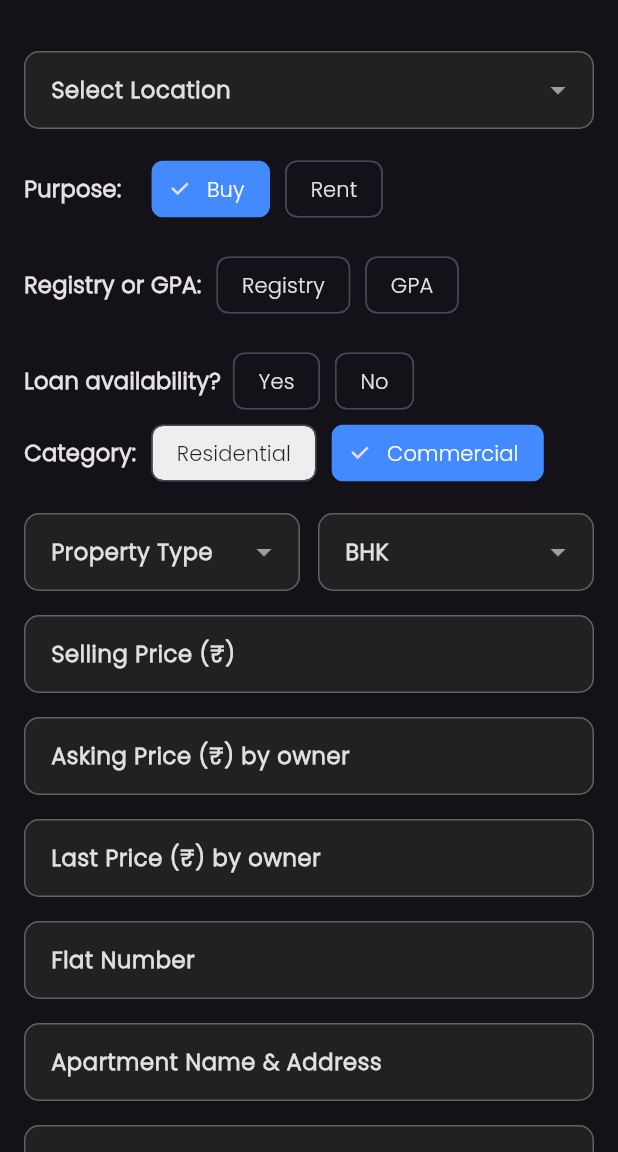
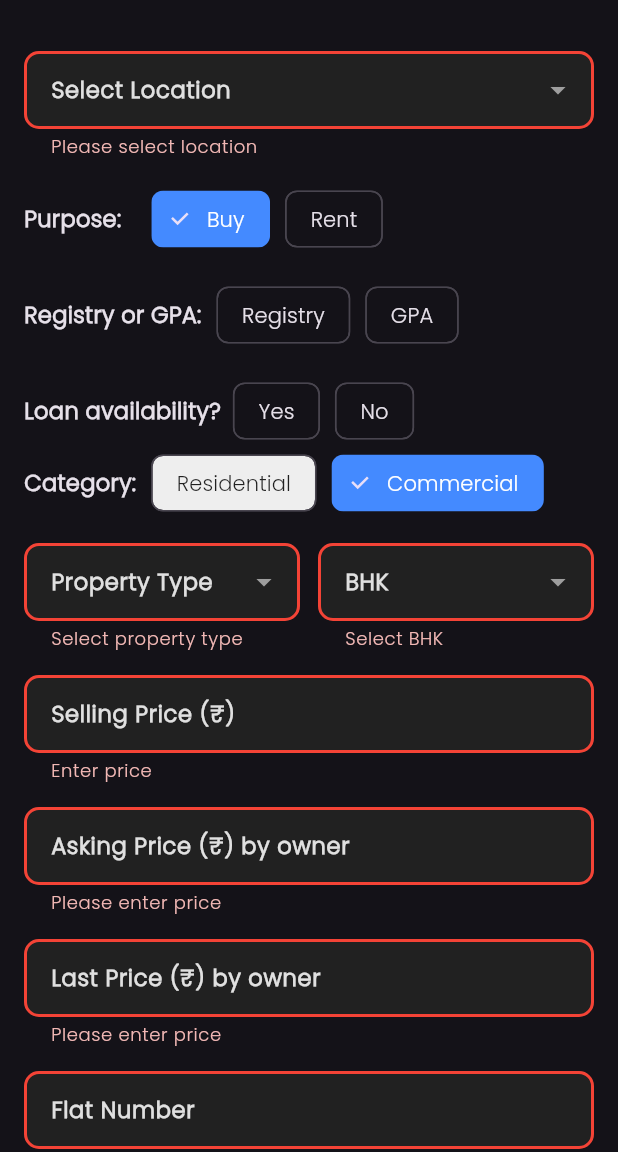
Before and after one commit to theverifyofficial-dev/The_verify_field, a Flutter app: the UpdateRealEstateProperty screen opened directly with empty values, after a tap on "Commercial", on a phone screen of 412 x 824 dp, the part 84-1236 px from its top. Run offline on Flutter 3.47's test engine with Material 3 defaults, Android fonts, the phone set to English and light mode, and no system bars; our stand-ins replace cached_network_image, carousel_slider, dio, firebase_core, firebase_messaging, flutter_image_compress and 18 more; missing offline and left inert: android_intent_plus, flutter_phone_direct_caller; accounts and stored records are empty; network calls fail; statements that could not run were skipped.

Commit message:
Gurdeep 28/Aug

```diff
--- a/lib/Home_Screen_click/Update_realEstate_form.dart
+++ b/lib/Home_Screen_click/Update_realEstate_form.dart
@@ -766,6 +766,7 @@
         padding: const EdgeInsets.only(left: 16, right: 16, top: 16),
         child: Form(
           key: _formKey,
+          autovalidateMode: AutovalidateMode.onUserInteraction,
           child: SingleChildScrollView(
             padding: const EdgeInsets.symmetric(vertical: 8),
 
@@ -1234,7 +1235,7 @@
                 // Price (normal input)
                 TextFormField(
                   controller: _priceController,
-                  keyboardType: TextInputType.number,
+                  keyboardType: TextInputType.name,
                   decoration: InputDecoration(
                     labelText: _buyOrRent == 'Buy'
                         ? "Selling Price (₹)"
@@ -1257,6 +1258,18 @@
                               ? Colors.grey.shade700
                               : Colors.grey.shade300),
                     ),
+                    focusColor: Colors.red,
+                    // 🔴 Border when validation fails
+                    errorBorder: OutlineInputBorder(
+                      borderRadius: BorderRadius.circular(10),
+                      borderSide: const BorderSide(color: Colors.red, width: 2),
+                    ),
+
+                    // 🔴 Border when validation fails & field is focused
+                    focusedErrorBorder: OutlineInputBorder(
+                      borderRadius: BorderRadius.circular(10),
+                      borderSide: const BorderSide(color: Colors.red, width: 2),
+                    ),
                     enabledBorder: OutlineInputBorder(
                       borderRadius: BorderRadius.circular(10),
                       borderSide: BorderSide(
@@ -1294,19 +1307,30 @@
                 // Asking Price
                 TextFormField(
                   controller: _askingPriceController,
-                  keyboardType: TextInputType.number,
+                  keyboardType: TextInputType.name,
                   decoration: _buildInputDecoration(
                       context, "Asking Price (₹) by owner"),
+                  validator: (value) {
+                    if (value == null || value.isEmpty) {
+                      return "Please enter price"; // <-- this triggers red border
+                    }
+                    return null;
+                  },
                 ),
                 const SizedBox(height: 16),
 
                 // Last Price
                 TextFormField(
                   controller: _lastPriceController,
-                  keyboardType: TextInputType.number,
+                  keyboardType: TextInputType.name,
                   decoration: _buildInputDecoration(
                       context, "Last Price (₹) by owner"),
-                ),
+                  validator: (value) {
+                    if (value == null || value.isEmpty) {
+                      return "Please enter price"; // <-- this triggers red border
+                    }
+                    return null;
+                  },  ),
                 const SizedBox(height: 16),
                 //flatNumber
                 TextFormField(
@@ -1315,7 +1339,7 @@
                   decoration: _buildInputDecoration(context, "Flat Number"),
                   validator: (val) =>
                   val == null || val.isEmpty
-                      ? "Enter number"
+                      ? "Enter Flat number"
                       : null,
                 ),
                 const SizedBox(height: 16),
@@ -1336,7 +1360,7 @@
                       context, "Apartment Name & Address"),
                   validator: (val) =>
                   val == null || val.isEmpty
-                      ? "Enter Apartment Name & Adress "
+                      ? "Enter Apartment Name & Address "
                       : null,
                 ),
                 const SizedBox(height: 16),
@@ -1350,7 +1374,7 @@
                   decoration: _buildInputDecoration(context, "Facility"),
                   validator: (val) =>
                   val == null || val.isEmpty
-                      ? "Enter Apartment Name"
+                      ? "Enter Facility"
                       : null,
                 ),
 
@@ -1396,19 +1420,15 @@
                             '8 Floor',
                             '9 Floor',
                             '10 Floor',
-                            ''
                           ],
                           onSelected: (val) {
                             setState(() {
-                                  _totalFloor = val;
-                                  _totalFloorController.text = val;
+                              _totalFloorController.text = val; // ✅ only use controller
                             });
                           },
                         ),
                         validator: (val) =>
-                        _totalFloor == null || _totalFloor!.isEmpty
-                            ? "Select total floor"
-                            : null,
+                        val == null || val.isEmpty ? "Select total floor" : null, // ✅ no _totalFloor check
                       ),
                     ),
 
@@ -1993,46 +2013,49 @@
                       child: _buildReadOnlyField(
                         label: "House Meter Type",
                         controller: TextEditingController(
-                            text: _houseMeter == 'Custom'
-                                ? 'Custom'
-                                : _houseMeter),
-                        onTap: () =>
-                            _showBottomSheet(
-                              options: ['Commercial','Govt', 'Custom',''],
+                          text: _houseMeter == 'Custom' ? 'Custom' : _houseMeter,
+                        ),
+                        onTap: () => _showBottomSheet(
+                          options: ['Commercial', 'Govt', 'Custom', ''],
                           onSelected: (val) {
                             setState(() {
                               _houseMeter = val;
                               if (val != 'Custom') {
-                                    _houseMeterController.text =
-                                        val; // assign directly
+                                _houseMeterController.text = val; // keep selected value
                               } else {
-                                    _houseMeterController
-                                        .clear(); // clear so user can type in custom input field
-                                  }
-                                });
-                              },
-                            ),
-                        validator: (val) =>
-                        (_houseMeterController.text.isEmpty)
-                            ? "Select house meter type"
-                            : null,
-                      ),
-                    ),
-                    // Custom input only when "Custom" is selected
+                                _houseMeterController.clear(); // allow typing new
+                              }
+                            });
+                          },
+                        ),
+                        // ✅ Show red only if nothing is selected
+                        validator: (val) {
+                          if ((_houseMeter ?? '').isEmpty) {
+                            return "Select house meter type";
+                          }
+                          return null; // no red if auto-filled
+                        },
+                      ),
+                    ),
                     if (_houseMeter == 'Custom') ...[
                       Expanded(
                         child: Padding(
                           padding: const EdgeInsets.only(left: 16.0),
                           child: TextFormField(
                             decoration: _buildInputDecoration(
-                                context, "Enter Custom House Meter Type"),
-                            onChanged: (val) =>
-                            _houseMeterController.text = val,
-                            // update same controller
-                            validator: (val) =>
-                            val == null || val.isEmpty
-                                ? "Enter custom meter type"
-                                : null,
+                              context,
+                              "Enter Custom House Meter Type",
+                            ),
+                            controller: _houseMeterController,
+                            onChanged: (val) => _houseMeterController.text = val,
+                            // ✅ Red only if user selects Custom but leaves it blank
+                            validator: (val) {
+                              if (_houseMeter == 'Custom' &&
+                                  (val == null || val.isEmpty)) {
+                                return "Enter custom meter type";
+                              }
+                              return null; // don’t show red for auto-filled values
+                            },
                           ),
                         ),
                       ),
@@ -2077,14 +2100,24 @@
                   value: _furnishing != null && furnishingOptions.contains(_furnishing)
                       ? _furnishing
                       : null,
-                  decoration: _buildInputDecoration(context, "Furnishing"),
+                  decoration: _buildInputDecoration(context, "Furnishing").copyWith(
+                    errorStyle: const TextStyle(height: 0, color: Colors.transparent), // hide error text
+                    errorBorder: OutlineInputBorder( // remove red border
+                      borderSide: BorderSide(color: Colors.grey.shade400),
+                      borderRadius: BorderRadius.circular(12),
+                    ),
+                    focusedErrorBorder: OutlineInputBorder( // also remove red when focused
+                      borderSide: BorderSide(color: Colors.blue),
+                      borderRadius: BorderRadius.circular(12),
+                    ),
+                  ),
                   items: furnishingOptions.map((option) {
                     return DropdownMenuItem<String>(
                       value: option,
                       child: Text(
                         option,
-                        style: TextStyle(
-                          color: Colors.blue.shade600,
+                        style: const TextStyle(
+                          color: Colors.blue,
                           fontWeight: FontWeight.w600,
                         ),
                       ),
@@ -2100,7 +2133,6 @@
                         apiApartmentName = '';
                       } else if (_furnishing == 'Semi Furnished' ||
                           _furnishing == 'Fully Furnished') {
-                        // ✅ Auto-fill from API when available
                         if ((apiApartmentName != null && apiApartmentName!.isNotEmpty)) {
                           furnitureController.text = apiApartmentName!;
                         } else if (_selectedFurniture.isNotEmpty) {
@@ -2112,8 +2144,12 @@
                       }
                     });
                   },
-                  validator: (val) =>
-                  val == null || val.isEmpty ? 'Please select furnishing' : null,
+                  validator: (val) {
+                    if (val == null || val.isEmpty) {
+                      return ''; // return empty string instead of error msg
+                    }
+                    return null;
+                  },
                 ),
 
 // Show TextField only when Semi/Full Furnished
@@ -2127,13 +2163,29 @@
                       decoration: _buildInputDecoration(
                         context,
                         "Select Furniture Items",
+                      ).copyWith(
+                        errorStyle: const TextStyle(height: 0, color: Colors.transparent), // hide error text
+                        errorBorder: OutlineInputBorder(
+                          borderSide: BorderSide(color: Colors.grey.shade400),
+                          borderRadius: BorderRadius.circular(12),
+                        ),
+                        focusedErrorBorder: OutlineInputBorder(
+                          borderSide: BorderSide(color: Colors.blue),
+                          borderRadius: BorderRadius.circular(12),
+                        ),
                       ),
                       onChanged: (val) {
-                        // ✅ Keep API name updated
                         apiApartmentName = val;
                       },
-                    ),
-                  ),
+                      validator: (val) {
+                        if (val == null || val.isEmpty) {
+                          return ''; // no visible error
+                        }
+                        return null;
+                      },
+                    ),
+                  ),
+
 
 
                 const SizedBox(height: 16),
@@ -2390,6 +2442,10 @@
                   controller: _fieldWorkerNameController,
                   decoration: _buildInputDecoration(
                       context, "Field Worker Name"),
+                  validator: (val) =>
+                  val == null || val.isEmpty
+                      ? "Enter Field Worker Name"
+                      : null,
                 ),
                 const SizedBox(height: 16),
 
@@ -2403,6 +2459,10 @@
 
                   decoration: _buildInputDecoration(
                       context, "Field Worker Number"),
+                  validator: (val) =>
+                  val == null || val.isEmpty
+                      ? "Enter Field Worker Number"
+                      : null,
                 ),
                 const SizedBox(height: 16),
 
@@ -2557,8 +2617,7 @@
                         if (!status.isGranted) {
                           ScaffoldMessenger.of(context).showSnackBar(
                             const SnackBar(
-                                content: Text(
-                                    'Location permission is required')),
+                                content: Text('Location permission is required')),
                           );
                           return;
                         }
@@ -2710,19 +2769,23 @@
       focusedBorder: OutlineInputBorder(
         borderRadius: BorderRadius.circular(10),
         borderSide: BorderSide(
-            color: isDark ? Colors.blue.shade200 : Colors.blue.shade300,
+            color: isDark ? Colors.blue : Colors.blue.shade300,
             width: 2),
       ),
-
-      // 🔴 Add these two
+      focusColor: Colors.red,
+      // 🔴 Border when validation fails
       errorBorder: OutlineInputBorder(
         borderRadius: BorderRadius.circular(10),
         borderSide: const BorderSide(color: Colors.red, width: 2),
       ),
+
+      // 🔴 Border when validation fails & field is focused
       focusedErrorBorder: OutlineInputBorder(
         borderRadius: BorderRadius.circular(10),
         borderSide: const BorderSide(color: Colors.red, width: 2),
       ),
+      // 🔴 Add these two
+
 
       contentPadding: const EdgeInsets.symmetric(vertical: 14, horizontal: 14),
       filled: true,
--- a/lib/add_properties_firstpage.dart
+++ b/lib/add_properties_firstpage.dart
@@ -898,7 +898,7 @@
                         width: 2,
                       ),
                     ),
-
+                    focusColor: Colors.red,
                     // 🔴 Border when validation fails
                     errorBorder: OutlineInputBorder(
                       borderRadius: BorderRadius.circular(10),
```
Also changed, not shown: lib/Home_Screen_click/New_Real_Estate.dart (+14 -16 lines), lib/Home_Screen_click/View_All_Details.dart (+53 -4 lines). Lines whose indentation alone changed are shown as unchanged.
